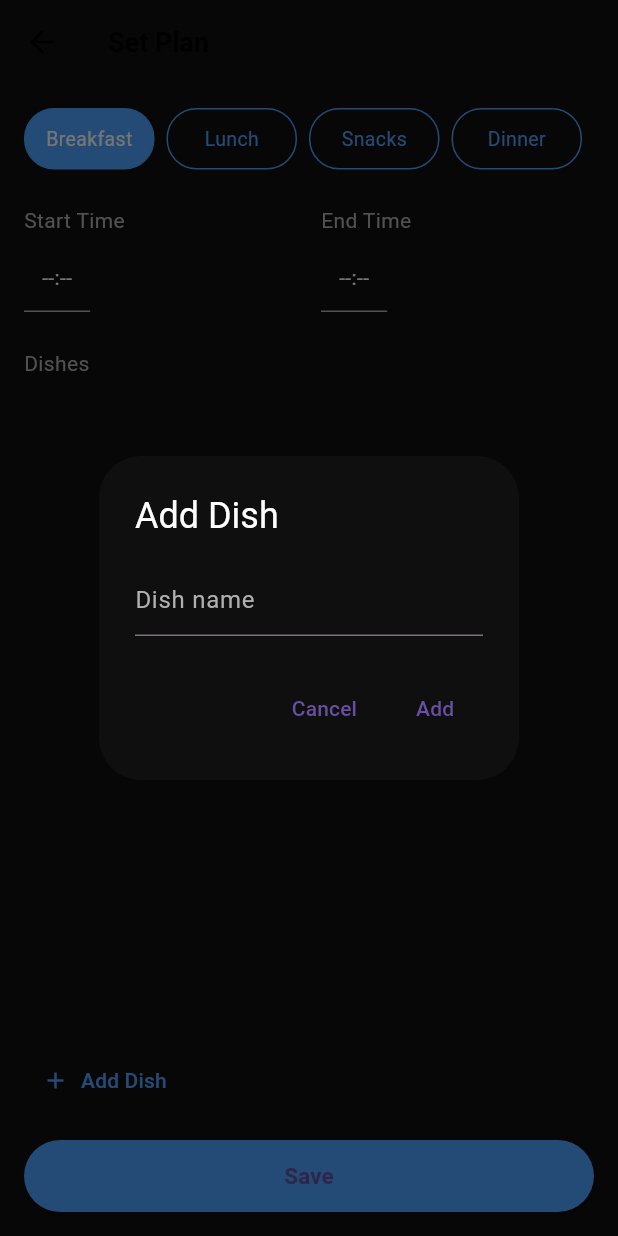
After one commit to Yuganshyg/food_management, a Flutter app: the SetPlanScreen screen opened directly, after a tap on "Add Dish", on a phone screen of 412 x 824 dp. The commit adds this screen. Run offline on Flutter 3.47's test engine with Material 3 defaults, Android fonts, the phone set to English and light mode, and no system bars; our stand-ins replace equatable, flutter_bloc, flutter_svg.

Commit message:
Implemented Set Plan Screen

```diff
--- a/lib/main.dart
+++ b/lib/main.dart
@@ -30,7 +30,7 @@ class FoodManagementApp extends StatelessWidget {
           debugShowCheckedModeBanner: false,
           theme: AppTheme.lightTheme,
           darkTheme: AppTheme.darkTheme,
-          home: const FoodManagementHome(), // ✅ ONLY THIS
+          home: const FoodManagementHome(),
         ),
       ),
     );
--- /dev/null
+++ b/lib/presentation/screens/set_plan_screen.dart
@@ -0,0 +1,291 @@
+import 'package:flutter/material.dart';
+import '../../core/constants/app_colors.dart';
+
+class SetPlanScreen extends StatefulWidget {
+  const SetPlanScreen({super.key});
+
+  @override
+  State<SetPlanScreen> createState() => _SetPlanScreenState();
+}
+
+class _SetPlanScreenState extends State<SetPlanScreen> {
+  String selectedMeal = 'Breakfast';
+  TimeOfDay? startTime;
+  TimeOfDay? endTime;
+
+  final List<_Dish> dishes = [];
+
+  @override
+  Widget build(BuildContext context) {
+    return Scaffold(
+      backgroundColor: AppColors.bgDark,
+      appBar: AppBar(
+        backgroundColor: AppColors.bgDark,
+        elevation: 0,
+        leading: IconButton(
+          icon: const Icon(Icons.arrow_back),
+          onPressed: () => Navigator.pop(context),
+        ),
+        title: const Text('Set Plan'),
+      ),
+      body: SafeArea(
+        child: Padding(
+          padding: const EdgeInsets.all(16),
+          child: Column(
+            crossAxisAlignment: CrossAxisAlignment.start,
+            children: [
+              _mealSelector(),
+              const SizedBox(height: 24),
+
+              _timeRow(),
+              const SizedBox(height: 24),
+
+              _sectionTitle('Dishes'),
+              const SizedBox(height: 8),
+
+              Expanded(child: _dishList()),
+
+              _addDishButton(),
+              const SizedBox(height: 16),
+
+              _saveButton(),
+            ],
+          ),
+        ),
+      ),
+    );
+  }
+
+  // ---------------- UI ----------------
+
+  Widget _mealSelector() {
+    final meals = ['Breakfast', 'Lunch', 'Snacks', 'Dinner'];
+
+    return Row(
+      children: meals.map((meal) {
+        final isSelected = selectedMeal == meal;
+
+        return Expanded(
+          child: GestureDetector(
+            onTap: () => setState(() => selectedMeal = meal),
+            child: Container(
+              margin: const EdgeInsets.only(right: 8),
+              padding: const EdgeInsets.symmetric(vertical: 10),
+              decoration: BoxDecoration(
+                color: isSelected ? AppColors.accentBlue : Colors.transparent,
+                borderRadius: BorderRadius.circular(20),
+                border: Border.all(color: AppColors.accentBlue),
+              ),
+              child: Center(
+                child: Text(
+                  meal,
+                  style: TextStyle(
+                    fontSize: 13,
+                    color: isSelected ? Colors.white : AppColors.accentBlue,
+                  ),
+                ),
+              ),
+            ),
+          ),
+        );
+      }).toList(),
+    );
+  }
+
+  Widget _timeRow() {
+    return Row(
+      children: [
+        Expanded(
+          child: _timePicker(
+            label: 'Start Time',
+            time: startTime,
+            onTap: () async {
+              final picked = await showTimePicker(
+                context: context,
+                initialTime: TimeOfDay.now(),
+              );
+              if (picked != null) setState(() => startTime = picked);
+            },
+          ),
+        ),
+        const SizedBox(width: 16),
+        Expanded(
+          child: _timePicker(
+            label: 'End Time',
+            time: endTime,
+            onTap: () async {
+              final picked = await showTimePicker(
+                context: context,
+                initialTime: TimeOfDay.now(),
+              );
+              if (picked != null) setState(() => endTime = picked);
+            },
+          ),
+        ),
+      ],
+    );
+  }
+
+  Widget _timePicker({
+    required String label,
+    required TimeOfDay? time,
+    required VoidCallback onTap,
+  }) {
+    return GestureDetector(
+      onTap: onTap,
+      child: Column(
+        crossAxisAlignment: CrossAxisAlignment.start,
+        children: [
+          _sectionTitle(label),
+          const SizedBox(height: 6),
+          Container(
+            padding: const EdgeInsets.symmetric(vertical: 12, horizontal: 12),
+            decoration: const BoxDecoration(
+              border: Border(
+                bottom: BorderSide(color: AppColors.textMutedDark),
+              ),
+            ),
+            child: Text(
+              time == null ? '--:--' : time.format(context),
+              style: const TextStyle(color: Colors.white),
+            ),
+          ),
+        ],
+      ),
+    );
+  }
+
+  Widget _sectionTitle(String text) {
+    return Text(
+      text,
+      style: const TextStyle(color: AppColors.textMutedDark, fontSize: 14),
+    );
+  }
+
+  Widget _dishList() {
+    if (dishes.isEmpty) {
+      return const Center(
+        child: Text(
+          'No dishes added',
+          style: TextStyle(color: AppColors.textMutedDark),
+        ),
+      );
+    }
+
+    return ListView.builder(
+      itemCount: dishes.length,
+      itemBuilder: (_, index) {
+        final dish = dishes[index];
+
+        return ListTile(
+          title: Text(dish.name, style: const TextStyle(color: Colors.white)),
+          trailing: Switch(
+            value: dish.isVeg,
+            activeColor: AppColors.accentBlue,
+            onChanged: (value) {
+              setState(() => dish.isVeg = value);
+            },
+          ),
+        );
+      },
+    );
+  }
+
+  Widget _addDishButton() {
+    return TextButton.icon(
+      onPressed: _addDishDialog,
+      icon: const Icon(Icons.add, color: AppColors.accentBlue),
+      label: const Text(
+        'Add Dish',
+        style: TextStyle(color: AppColors.accentBlue),
+      ),
+    );
+  }
+
+  Widget _saveButton() {
+    return SizedBox(
+      width: double.infinity,
+      height: 48,
+      child: ElevatedButton(
+        style: ElevatedButton.styleFrom(
+          backgroundColor: AppColors.accentBlue,
+          shape: RoundedRectangleBorder(
+            borderRadius: BorderRadius.circular(24),
+          ),
+        ),
+        onPressed: _onSave,
+        child: const Text(
+          'Save',
+          style: TextStyle(fontSize: 15, fontWeight: FontWeight.w600),
+        ),
+      ),
+    );
+  }
+
+  // ---------------- LOGIC ----------------
+
+  void _addDishDialog() {
+    final controller = TextEditingController();
+    bool isVeg = true;
+
+    showDialog(
+      context: context,
+      builder: (_) {
+        return AlertDialog(
+          backgroundColor: AppColors.bgDark,
+          title: const Text('Add Dish', style: TextStyle(color: Colors.white)),
+          content: TextField(
+            controller: controller,
+            style: const TextStyle(color: Colors.white),
+            decoration: const InputDecoration(
+              hintText: 'Dish name',
+              hintStyle: TextStyle(color: AppColors.textMutedDark),
+            ),
+          ),
+          actions: [
+            TextButton(
+              onPressed: () => Navigator.pop(context),
+              child: const Text('Cancel'),
+            ),
+            TextButton(
+              onPressed: () {
+                if (controller.text.isNotEmpty) {
+                  setState(() {
+                    dishes.add(_Dish(name: controller.text, isVeg: isVeg));
+                  });
+                }
+                Navigator.pop(context);
+              },
+              child: const Text('Add'),
+            ),
+          ],
+        );
+      },
+    );
+  }
+
+  void _onSave() {
+    if (startTime == null || endTime == null || dishes.isEmpty) {
+      ScaffoldMessenger.of(context).showSnackBar(
+        const SnackBar(content: Text('Please complete all fields')),
+      );
+      return;
+    }
+
+    debugPrint('Meal: $selectedMeal');
+    debugPrint('Start: ${startTime!.format(context)}');
+    debugPrint('End: ${endTime!.format(context)}');
+    debugPrint('Dishes: ${dishes.map((e) => e.name).toList()}');
+
+    Navigator.pop(context);
+  }
+}
+
+// ---------------- MODEL ----------------
+
+class _Dish {
+  final String name;
+  bool isVeg;
+
+  _Dish({required this.name, required this.isVeg});
+}
```
